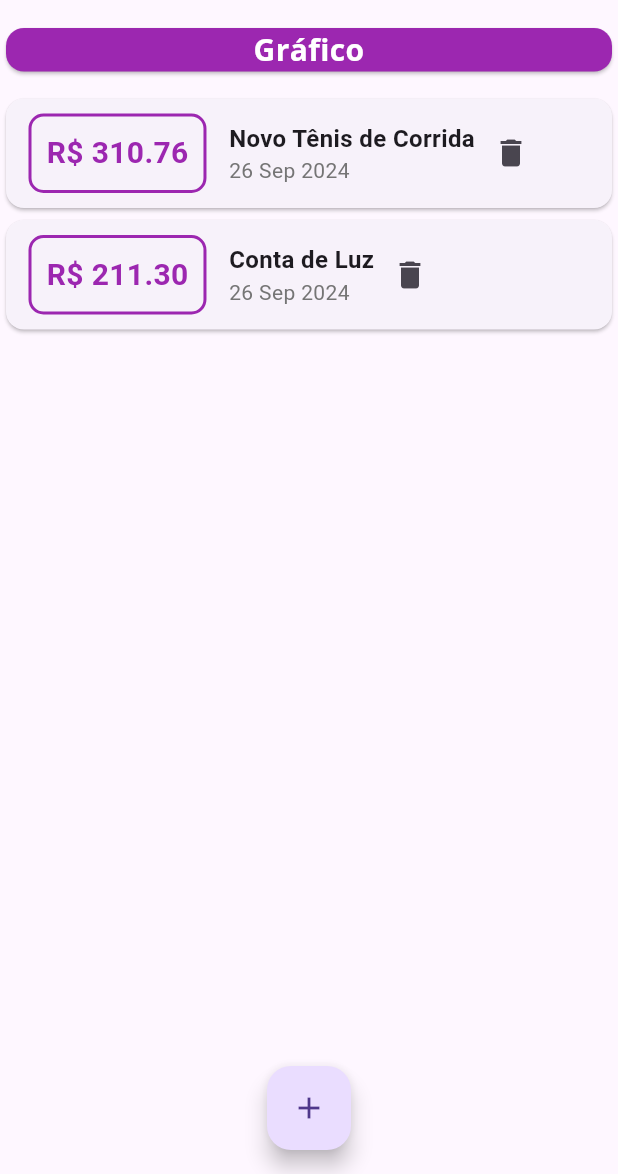
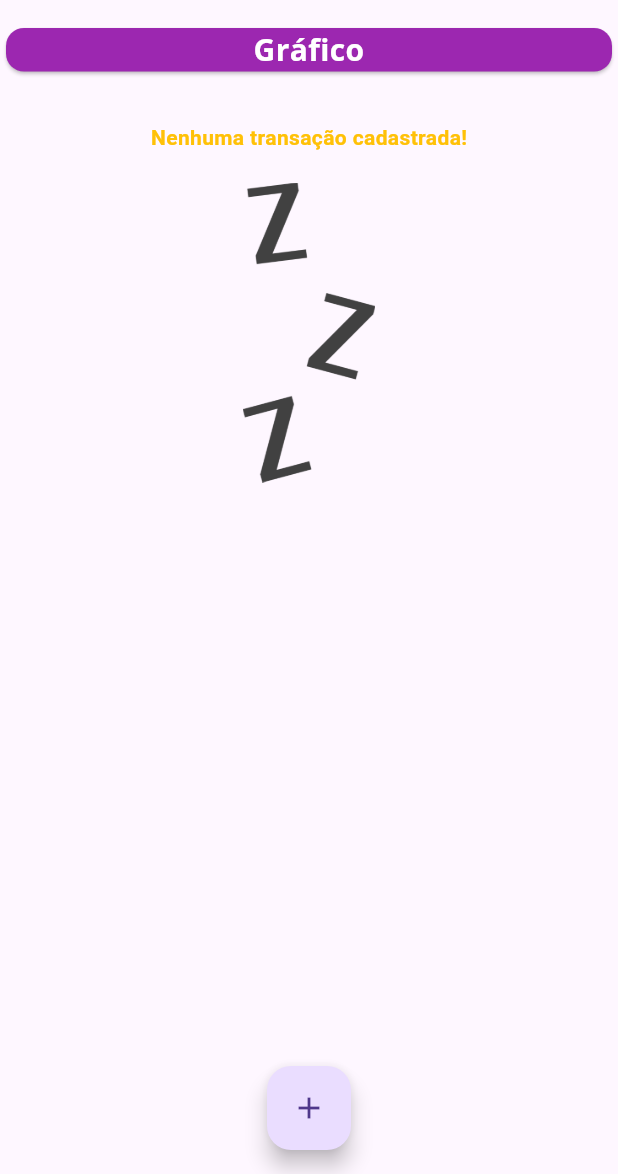
Before and after one commit to lucalves3/expenses, a Flutter app: the screen it shows after launch, on a phone screen of 412 x 824 dp, the part 62-1236 px from its top. Run offline on Flutter 3.47's test engine with Material 3 defaults, Android fonts, the phone set to English and light mode, and no system bars.

```diff
--- a/lib/components/transaction_list.dart
+++ b/lib/components/transaction_list.dart
@@ -9,10 +9,28 @@ class TransactionList extends StatelessWidget {
   TransactionList(this._transactions, this.onPressed);
   @override
   Widget build(BuildContext context) {
+    final ThemeData theme = Theme.of(context);
     return Container(
       height: 300,
       margin: const EdgeInsets.only(top: 10),
-      child: ListView.builder(
+      child: _transactions.isEmpty
+          ? Column(children: <Widget>[
+              SizedBox(height: 20),
+              Text("Nenhuma transação cadastrada!",
+                  style: TextStyle(
+                    color: Theme.of(context).colorScheme.secondary,
+                    fontWeight: FontWeight.bold,
+                  )),
+              SizedBox(height: 20),
+              Container(
+                height: 200,
+                child: Image.asset(
+                  "assets/images/waiting.png",
+                  fit: BoxFit.cover,
+                ),
+              ),
+            ])
+          : ListView.builder(
               itemCount: _transactions.length,
               itemBuilder: (context, index) {
                 final tr = _transactions[index];
@@ -24,7 +42,8 @@ class TransactionList extends StatelessWidget {
                         vertical: 10,
                       ),
                       decoration: BoxDecoration(
-                    borderRadius: const BorderRadius.all(Radius.circular(10)),
+                          borderRadius:
+                              const BorderRadius.all(Radius.circular(10)),
                           border: Border.all(
                             color: Theme.of(context).colorScheme.primary,
                             width: 2,
--- a/lib/home_page.dart
+++ b/lib/home_page.dart
@@ -9,20 +9,7 @@ class MyHomePage extends StatefulWidget {
 }
 
 class _MyHomePageState extends State<MyHomePage> {
-  final _transactions = [
-    Transaction(
-      id: 't1',
-      title: 'Novo Tênis de Corrida',
-      value: 310.76,
-      date: DateTime.now(),
-    ),
-    Transaction(
-      id: 't2',
-      title: 'Conta de Luz',
-      value: 211.30,
-      date: DateTime.now(),
-    ),
-  ];
+  final List<Transaction> _transactions = [];
 
   _addTransaction(String title, double value) {
     final newTransaction = Transaction(
--- a/pubspec.yaml
+++ b/pubspec.yaml
@@ -58,8 +58,8 @@ flutter:
   uses-material-design: true
 
   # To add assets to your application, add an assets section, like this:
-  # assets:
-  #   - images/a_dot_burr.jpeg
+  assets:
+    - assets/images/waiting.png
   #   - images/a_dot_ham.jpeg
 
   # An image asset can refer to one or more resolution-specific "variants", see
@@ -79,7 +79,7 @@ flutter:
         - asset: assets/fonts/OpenSans-Bold.ttf
           weight: 700
         - asset: assets/fonts/OpenSans-Regular.ttf
-    - family: OpenSans
+    - family: Quicksand
       fonts:
         - asset: assets/fonts/Quicksand-Bold.ttf
           weight: 700
```
Also changed, not shown: assets/images/waiting.png (renamed from assets/waiting.png). Lines whose indentation alone changed are shown as unchanged.
